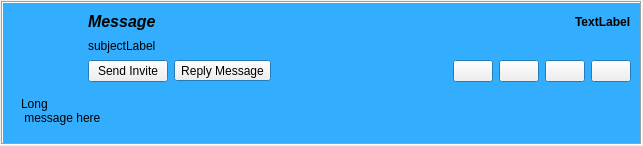
Qt form retroshare-gui/src/gui/feeds/MsgItem.ui (RetroShare/RetroShare) before a commit.
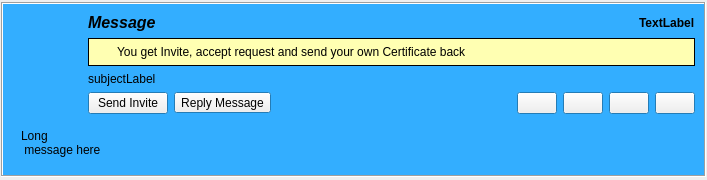
The same form after that commit. Icons and pictures are not drawn. Custom widgets are drawn as their Qt base class.

Commit message: Added invite info frame for Friend Request Messages.

Patch:
```diff
--- a/retroshare-gui/src/gui/feeds/MsgItem.ui
+++ b/retroshare-gui/src/gui/feeds/MsgItem.ui
@@ -6,8 +6,8 @@
    <rect>
     <x>0</x>
     <y>0</y>
-    <width>643</width>
-    <height>146</height>
+    <width>707</width>
+    <height>180</height>
    </rect>
   </property>
   <layout class="QGridLayout" name="MsgItemGLayout">
@@ -120,7 +120,7 @@
          <property name="bottomMargin">
           <number>0</number>
          </property>
-         <item row="0" column="0" rowspan="3">
+         <item row="0" column="0" rowspan="4">
           <widget class="AvatarWidget" name="avatar">
            <property name="minimumSize">
             <size>
@@ -189,7 +189,7 @@
            </property>
           </widget>
          </item>
-         <item row="1" column="1" colspan="2">
+         <item row="2" column="1" colspan="3">
           <widget class="QLabel" name="subjectLabel">
            <property name="sizePolicy">
             <sizepolicy hsizetype="MinimumExpanding" vsizetype="Preferred">
@@ -205,7 +205,7 @@
            </property>
           </widget>
          </item>
-         <item row="2" column="1" colspan="3">
+         <item row="3" column="1" colspan="3">
           <layout class="QHBoxLayout" name="buttonHLayout">
            <item>
             <widget class="QPushButton" name="sendinviteButton">
@@ -332,6 +332,123 @@
            </item>
           </layout>
          </item>
+         <item row="1" column="1" colspan="3">
+          <widget class="QFrame" name="inviteFrame">
+           <property name="palette">
+            <palette>
+             <active>
+              <colorrole role="Base">
+               <brush brushstyle="SolidPattern">
+                <color alpha="255">
+                 <red>255</red>
+                 <green>255</green>
+                 <blue>255</blue>
+                </color>
+               </brush>
+              </colorrole>
+              <colorrole role="Window">
+               <brush brushstyle="SolidPattern">
+                <color alpha="255">
+                 <red>255</red>
+                 <green>255</green>
+                 <blue>178</blue>
+                </color>
+               </brush>
+              </colorrole>
+             </active>
+             <inactive>
+              <colorrole role="Base">
+               <brush brushstyle="SolidPattern">
+                <color alpha="255">
+                 <red>255</red>
+                 <green>255</green>
+                 <blue>255</blue>
+                </color>
+               </brush>
+              </colorrole>
+              <colorrole role="Window">
+               <brush brushstyle="SolidPattern">
+                <color alpha="255">
+                 <red>255</red>
+                 <green>255</green>
+                 <blue>178</blue>
+                </color>
+               </brush>
+              </colorrole>
+             </inactive>
+             <disabled>
+              <colorrole role="Base">
+               <brush brushstyle="SolidPattern">
+                <color alpha="255">
+                 <red>255</red>
+                 <green>255</green>
+                 <blue>178</blue>
+                </color>
+               </brush>
+              </colorrole>
+              <colorrole role="Window">
+               <brush brushstyle="SolidPattern">
+                <color alpha="255">
+                 <red>255</red>
+                 <green>255</green>
+                 <blue>178</blue>
+                </color>
+               </brush>
+              </colorrole>
+             </disabled>
+            </palette>
+           </property>
+           <property name="autoFillBackground">
+            <bool>true</bool>
+           </property>
+           <property name="styleSheet">
+            <string notr="true"/>
+           </property>
+           <property name="frameShape">
+            <enum>QFrame::Box</enum>
+           </property>
+           <layout class="QHBoxLayout" name="distantFrameHLayout">
+            <property name="leftMargin">
+             <number>6</number>
+            </property>
+            <property name="topMargin">
+             <number>6</number>
+            </property>
+            <property name="rightMargin">
+             <number>6</number>
+            </property>
+            <property name="bottomMargin">
+             <number>6</number>
+            </property>
+            <item>
+             <widget class="QLabel" name="infoPixmap">
+              <property name="maximumSize">
+               <size>
+                <width>16</width>
+                <height>16</height>
+               </size>
+              </property>
+              <property name="text">
+               <string/>
+              </property>
+              <property name="pixmap">
+               <pixmap resource="../images.qrc">:/images/info16.png</pixmap>
+              </property>
+              <property name="alignment">
+               <set>Qt::AlignLeading|Qt::AlignLeft|Qt::AlignTop</set>
+              </property>
+             </widget>
+            </item>
+            <item>
+             <widget class="QLabel" name="infoLabel">
+              <property name="text">
+               <string notr="true">You get Invite, accept request and send your own Certificate back</string>
+              </property>
+             </widget>
+            </item>
+           </layout>
+          </widget>
+         </item>
         </layout>
        </widget>
       </item>
```
Left out of the diff: 1 changed line with no effect on the pictures. The commit also changes 5 other files.
